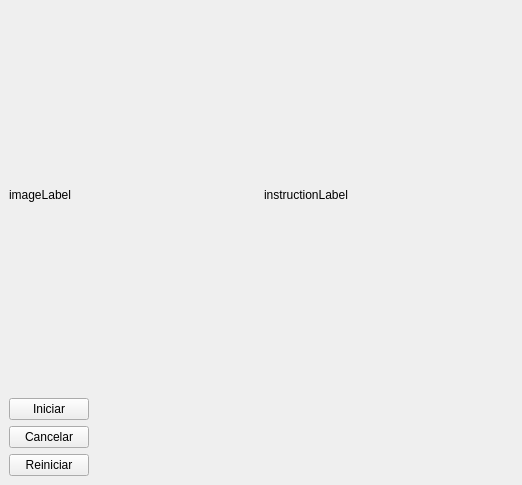
Qt form ui/ui_files/calibration_widget.ui (JPCassimiro/JHMR) before a commit.
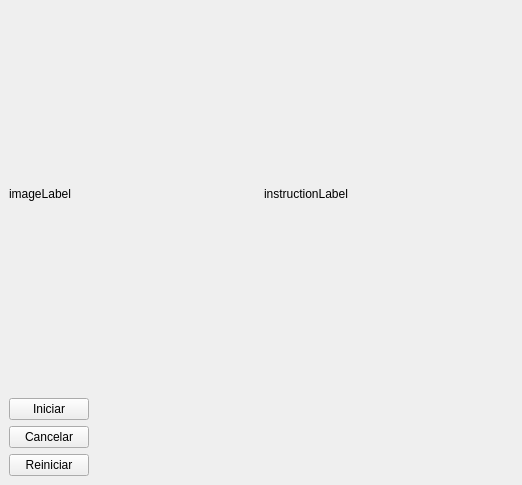
The same form after that commit. Custom widgets are drawn as their Qt base class.

The edit to the form file:
```diff
--- a/ui/ui_files/calibration_widget.ui
+++ b/ui/ui_files/calibration_widget.ui
@@ -91,7 +91,13 @@
        <widget class="QWidget" name="visualsContainer" native="true">
         <layout class="QGridLayout" name="gridLayout_4">
          <item row="0" column="0">
-          <widget class="QLabel" name="imageLabel">
+          <widget class="RoundedImageLabel" name="instructionImageLabel">
+           <property name="maximumSize">
+            <size>
+             <width>300</width>
+             <height>350</height>
+            </size>
+           </property>
            <property name="text">
             <string>imageLabel</string>
            </property>
@@ -118,6 +124,13 @@
    </item>
   </layout>
  </widget>
+ <customwidgets>
+  <customwidget>
+   <class>RoundedImageLabel</class>
+   <extends>QLabel</extends>
+   <header>roundedimagelabel.h</header>
+  </customwidget>
+ </customwidgets>
  <resources/>
  <connections/>
 </ui>
```
